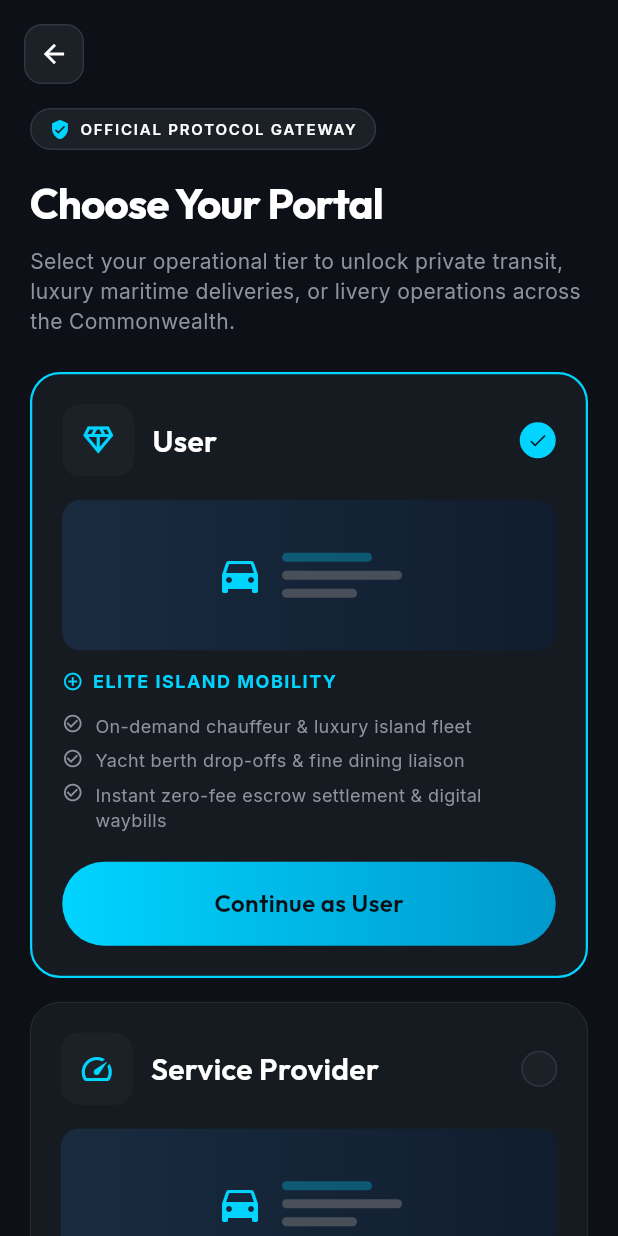
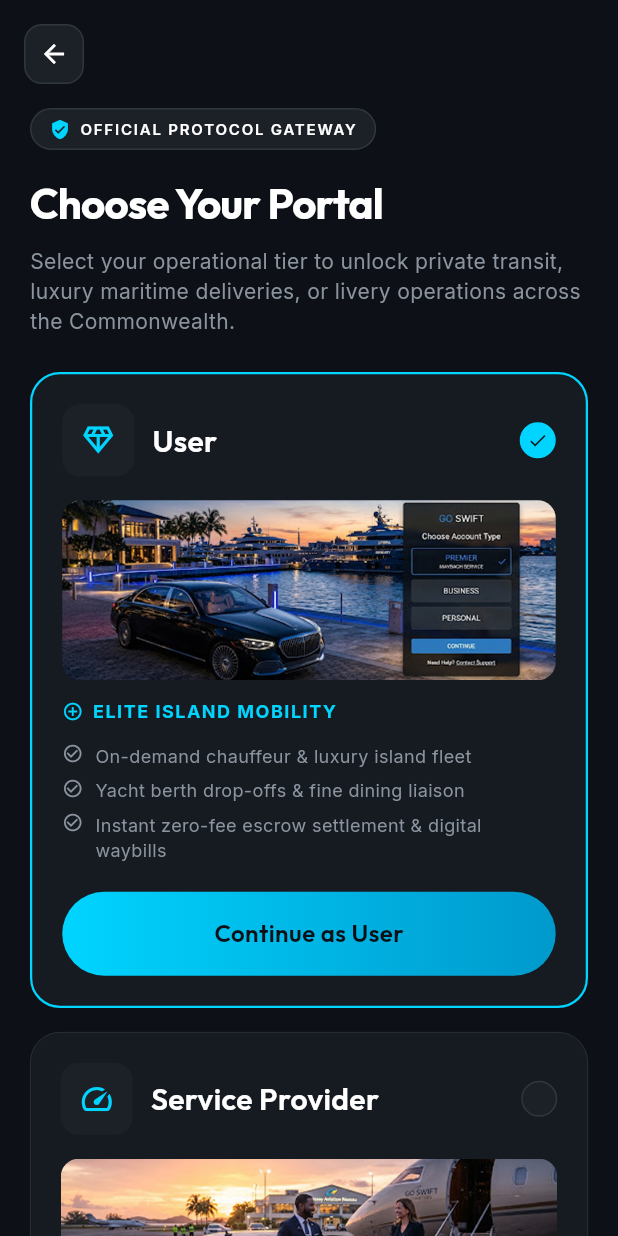
Before and after one commit to Mehedi259/Go-Swift, a Flutter app: the screen it shows after launch, on a phone screen of 412 x 824 dp. Run offline on Flutter 3.47's test engine with Material 3 defaults, Android fonts, the phone set to English and light mode, and no system bars; our stand-ins replace google_fonts.

Commit message:
feat: replace choose account portal card placeholders with real images

```diff
--- a/lib/features/onboarding/choose_account_type_screen.dart
+++ b/lib/features/onboarding/choose_account_type_screen.dart
@@ -86,6 +86,7 @@
                       isSelected: _selected == 0,
                       onSelect: () => setState(() => _selected = 0),
                       onContinue: () => Navigator.pushNamed(context, '/customer/login'),
+                      imagePath: 'assets/images/usercard.png',
                     ),
                     const SizedBox(height: 16),
 
@@ -105,6 +106,7 @@
                       onSelect: () => setState(() => _selected = 1),
                       onContinue: () => Navigator.pushNamed(context, '/provider/service-category'),
                       isPrimary: false,
+                      imagePath: 'assets/images/service provider card.png',
                     ),
                     const SizedBox(height: 24),
 
@@ -152,6 +154,7 @@
   final VoidCallback onSelect;
   final VoidCallback onContinue;
   final bool isPrimary;
+  final String imagePath;
 
   const _PortalCard({
     required this.icon,
@@ -164,6 +167,7 @@
     required this.onSelect,
     required this.onContinue,
     this.isPrimary = true,
+    required this.imagePath,
   });
 
   @override
@@ -210,34 +214,15 @@
               ],
             ),
             const SizedBox(height: 16),
-            // Image placeholder
+            // Image
             Container(
-              height: 100,
+              height: 120,
+              width: double.infinity,
               decoration: BoxDecoration(
-                color: AppColors.surface,
                 borderRadius: BorderRadius.circular(12),
-                gradient: const LinearGradient(
-                  colors: [Color(0xFF1A2B40), Color(0xFF0F1D2E)],
-                ),
-              ),
-              child: Center(
-                child: Row(
-                  mainAxisAlignment: MainAxisAlignment.center,
-                  children: [
-                    Icon(Icons.directions_car, color: AppColors.cyan, size: 32),
-                    const SizedBox(width: 12),
-                    Column(
-                      mainAxisAlignment: MainAxisAlignment.center,
-                      crossAxisAlignment: CrossAxisAlignment.start,
-                      children: [
-                        Container(width: 60, height: 6, decoration: BoxDecoration(color: AppColors.cyan.withOpacity(0.3), borderRadius: BorderRadius.circular(3))),
-                        const SizedBox(height: 6),
-                        Container(width: 80, height: 6, decoration: BoxDecoration(color: AppColors.textMuted, borderRadius: BorderRadius.circular(3))),
-                        const SizedBox(height: 6),
-                        Container(width: 50, height: 6, decoration: BoxDecoration(color: AppColors.textMuted, borderRadius: BorderRadius.circular(3))),
-                      ],
-                    ),
-                  ],
+                image: DecorationImage(
+                  image: AssetImage(imagePath),
+                  fit: BoxFit.cover,
                 ),
               ),
             ),
```
Also changed, not shown: assets/images/service provider card.png (added), assets/images/usercard.png (added).
